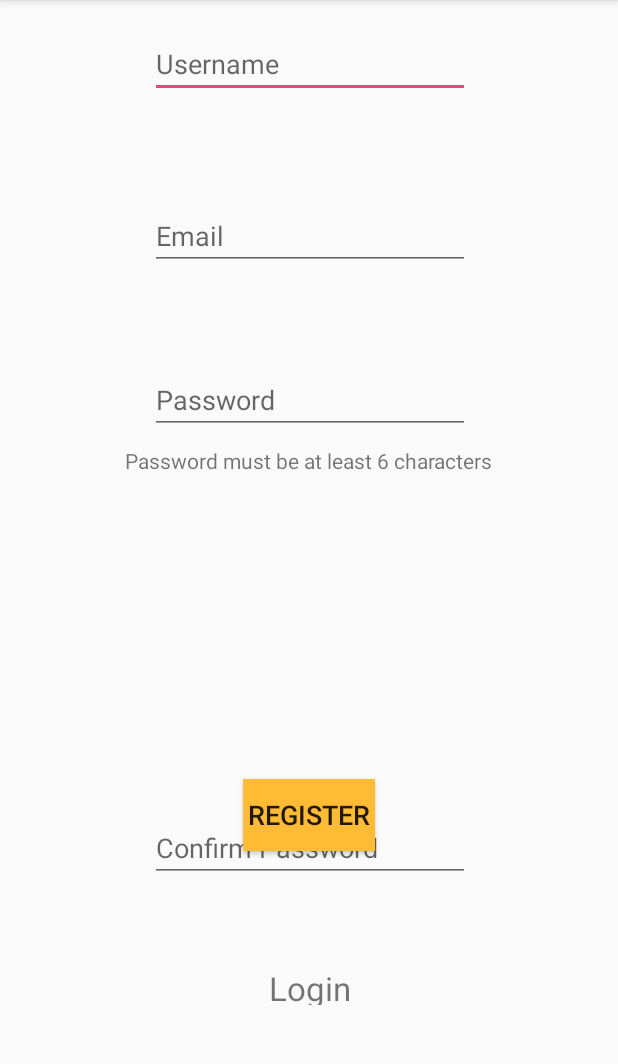
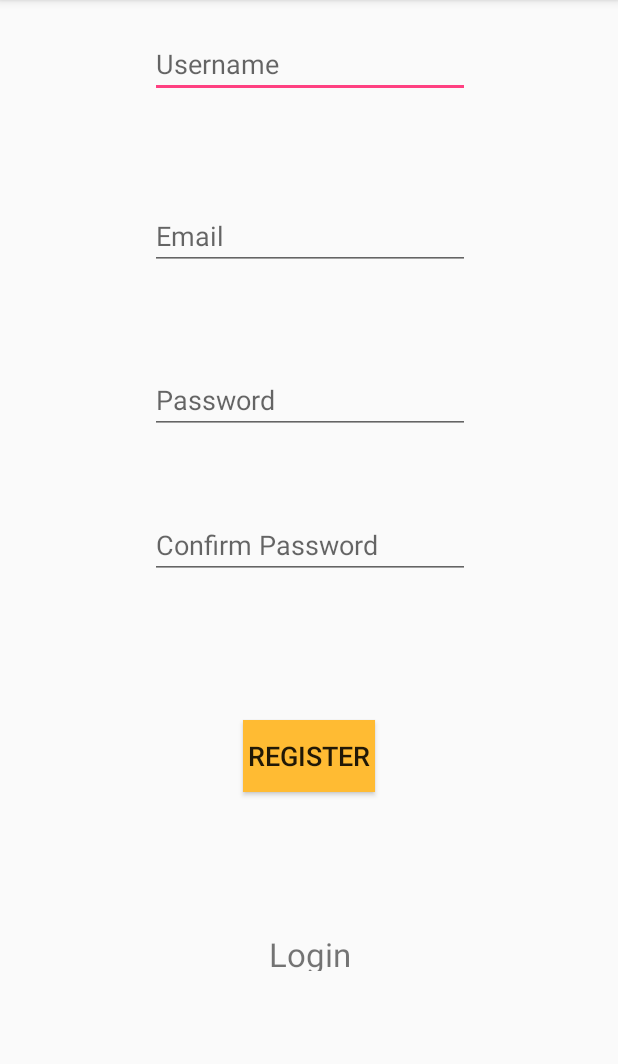
Before and after one commit to TitanVortex/Taskao-clean, an Android app: the RegisterActivity screen opened directly, with no data from a screen before it, on a phone screen of 412 x 824 dp, the part 84-1148 px from its top. Run offline under Robolectric (Android 15) with nearby library versions, the phone set to English and light mode, and no system bars; our stand-ins replace Firebase (no records; nobody signed in at launch, a user with empty details on screens opened directly).

Commit message:
Revert "Update 4"
This reverts commit 1e95106bfe8014fc3cdcccf182b619012ed80296.

```diff
--- a/app/src/main/java/cegeka/scoaladevalori/ro/taskao/LoginActivity.java
+++ b/app/src/main/java/cegeka/scoaladevalori/ro/taskao/LoginActivity.java
@@ -87,7 +87,7 @@ public class LoginActivity extends AppCompatActivity {
                 if (task.isSuccessful()) {
                     progressDialog.dismiss();
                     startActivity(new Intent(LoginActivity.this, MainActivity.class));
-                    Toast.makeText(LoginActivity.this, "Login Successful", Toast.LENGTH_SHORT).show();
+                    //Toast.makeText(LoginActivity.this, "Login Successful", Toast.LENGTH_SHORT).show();
                     checkEmailVerification();
                 } else {
                     Toast.makeText(LoginActivity.this, "Login Failed", Toast.LENGTH_SHORT).show();
--- a/app/src/main/res/layout/activity_register.xml
+++ b/app/src/main/res/layout/activity_register.xml
@@ -64,7 +64,7 @@
         android:id="@+id/etUserPasswordCon"
         android:layout_width="wrap_content"
         android:layout_height="wrap_content"
-        android:layout_marginBottom="180dp"
+        android:layout_marginBottom="7dp"
         android:layout_marginLeft="8dp"
         android:layout_marginRight="8dp"
         android:layout_marginTop="8dp"
@@ -75,8 +75,8 @@
         app:layout_constraintHorizontal_bias="0.503"
         app:layout_constraintLeft_toLeftOf="parent"
         app:layout_constraintRight_toRightOf="parent"
-        app:layout_constraintTop_toBottomOf="@+id/textView"
-        app:layout_constraintVertical_bias="1.0" />
+        app:layout_constraintTop_toBottomOf="@+id/etUserPassword"
+        app:layout_constraintVertical_bias="0.103" />
 
     <Button
         android:id="@+id/btnRegister"
@@ -93,7 +93,7 @@
         app:layout_constraintLeft_toLeftOf="parent"
         app:layout_constraintRight_toRightOf="parent"
         app:layout_constraintTop_toBottomOf="@+id/etUserPassword"
-        app:layout_constraintVertical_bias="0.535" />
+        app:layout_constraintVertical_bias="0.44" />
 
     <TextView
         android:id="@+id/tvUserLogin"
@@ -112,16 +112,4 @@
         app:layout_constraintTop_toBottomOf="@+id/btnRegister"
         app:layout_constraintVertical_bias="0.432" />
 
-    <TextView
-        android:id="@+id/textView"
-        android:layout_width="wrap_content"
-        android:layout_height="wrap_content"
-        android:layout_marginEnd="8dp"
-        android:layout_marginStart="8dp"
-        android:layout_marginTop="8dp"
-        android:text="Password must be at least 6 characters"
-        app:layout_constraintEnd_toEndOf="parent"
-        app:layout_constraintStart_toStartOf="parent"
-        app:layout_constraintTop_toBottomOf="@+id/etUserPassword" />
-
 </android.support.constraint.ConstraintLayout>
```
Also changed, not shown: app/src/main/java/cegeka/scoaladevalori/ro/taskao/DetailActivity.java (deleted, +0 -78 lines), app/src/main/java/cegeka/scoaladevalori/ro/taskao/FirebaseHelper.java (deleted, +0 -116 lines), app/src/main/java/cegeka/scoaladevalori/ro/taskao/ListViewActivity.java (+163 -26 lines), app/src/main/java/cegeka/scoaladevalori/ro/taskao/RegisterActivity.java (+6 -10 lines), app/src/main/java/cegeka/scoaladevalori/ro/taskao/UserActivities.java (+4 -4 lines), app/src/main/res/layout/activity_login.xml (+4 -4 lines), app/src/main/res/layout/activity_password.xml (+5 -18 lines), 1 other file.
